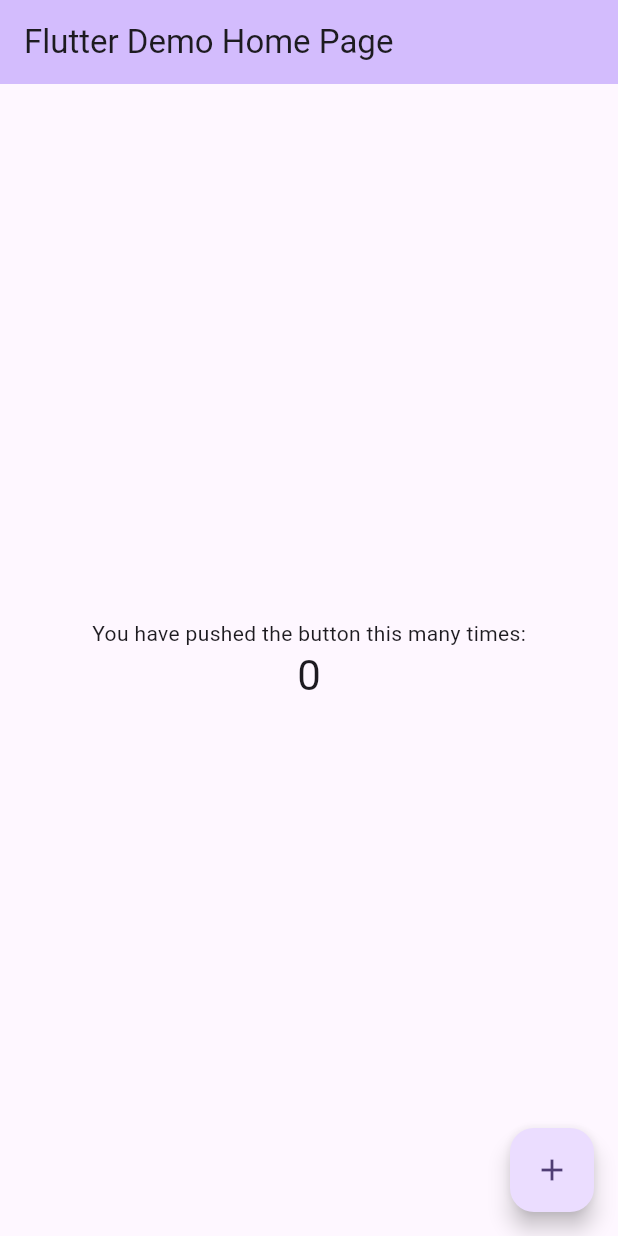
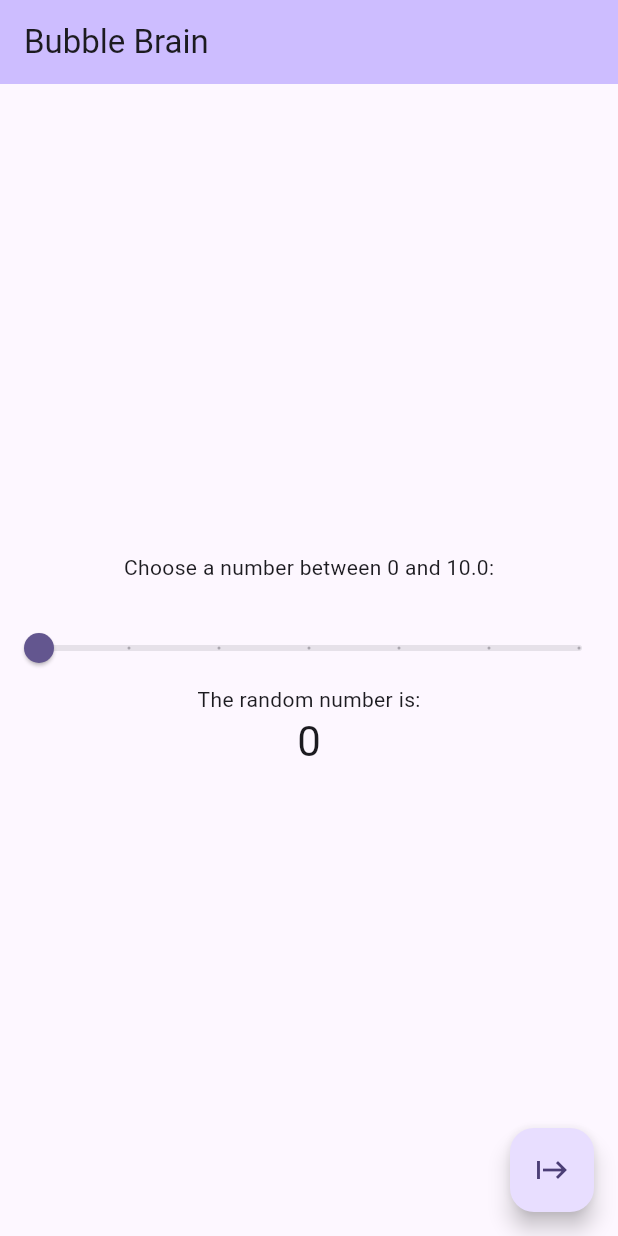
Before and after one commit to fsnyman/bubblebrain, a Flutter app: the screen it shows after launch, on a phone screen of 412 x 824 dp. Run offline on Flutter 3.47's test engine with Material 3 defaults, Android fonts, the phone set to English and light mode, and no system bars.

Commit message:
Add max number slider and logic

```diff
--- a/lib/main.dart
+++ b/lib/main.dart
@@ -1,3 +1,5 @@
+import 'dart:math';
+
 import 'package:flutter/material.dart';
 
 void main() {
@@ -11,27 +13,13 @@
   @override
   Widget build(BuildContext context) {
     return MaterialApp(
-      title: 'Flutter Demo',
+      debugShowCheckedModeBanner: false,
+      title: 'Bubble Brain',
       theme: ThemeData(
-        // This is the theme of your application.
-        //
-        // TRY THIS: Try running your application with "flutter run". You'll see
-        // the application has a purple toolbar. Then, without quitting the app,
-        // try changing the seedColor in the colorScheme below to Colors.green
-        // and then invoke "hot reload" (save your changes or press the "hot
-        // reload" button in a Flutter-supported IDE, or press "r" if you used
-        // the command line to start the app).
-        //
-        // Notice that the counter didn't reset back to zero; the application
-        // state is not lost during the reload. To reset the state, use hot
-        // restart instead.
-        //
-        // This works for code too, not just values: Most code changes can be
-        // tested with just a hot reload.
-        colorScheme: ColorScheme.fromSeed(seedColor: Colors.deepPurple),
+        colorScheme: ColorScheme.fromSeed(seedColor: Colors.deepPurpleAccent),
         useMaterial3: true,
       ),
-      home: const MyHomePage(title: 'Flutter Demo Home Page'),
+      home: const MyHomePage(title: 'Bubble Brain'),
     );
   }
 }
@@ -55,71 +43,65 @@
 }
 
 class _MyHomePageState extends State<MyHomePage> {
-  int _counter = 0;
+  int _theNumber = Random().nextInt(10);
+  double _maxNumber = 10;
+  double _sliderValue = 1;
 
-  void _incrementCounter() {
+  void _resetTheNumber() {
     setState(() {
-      // This call to setState tells the Flutter framework that something has
-      // changed in this State, which causes it to rerun the build method below
-      // so that the display can reflect the updated values. If we changed
-      // _counter without calling setState(), then the build method would not be
-      // called again, and so nothing would appear to happen.
-      _counter++;
+      _theNumber = Random().nextInt(_maxNumber.toInt());
     });
   }
 
   @override
   Widget build(BuildContext context) {
-    // This method is rerun every time setState is called, for instance as done
-    // by the _incrementCounter method above.
-    //
-    // The Flutter framework has been optimized to make rerunning build methods
-    // fast, so that you can just rebuild anything that needs updating rather
-    // than having to individually change instances of widgets.
     return Scaffold(
       appBar: AppBar(
-        // TRY THIS: Try changing the color here to a specific color (to
-        // Colors.amber, perhaps?) and trigger a hot reload to see the AppBar
-        // change color while the other colors stay the same.
         backgroundColor: Theme.of(context).colorScheme.inversePrimary,
-        // Here we take the value from the MyHomePage object that was created by
-        // the App.build method, and use it to set our appbar title.
         title: Text(widget.title),
       ),
       body: Center(
-        // Center is a layout widget. It takes a single child and positions it
-        // in the middle of the parent.
         child: Column(
-          // Column is also a layout widget. It takes a list of children and
-          // arranges them vertically. By default, it sizes itself to fit its
-          // children horizontally, and tries to be as tall as its parent.
-          //
-          // Column has various properties to control how it sizes itself and
-          // how it positions its children. Here we use mainAxisAlignment to
-          // center the children vertically; the main axis here is the vertical
-          // axis because Columns are vertical (the cross axis would be
-          // horizontal).
-          //
-          // TRY THIS: Invoke "debug painting" (choose the "Toggle Debug Paint"
-          // action in the IDE, or press "p" in the console), to see the
-          // wireframe for each widget.
           mainAxisAlignment: MainAxisAlignment.center,
           children: <Widget>[
+            Text(
+              'Choose a number between 0 and $_maxNumber:',
+            ),
+            const SizedBox(height: 20),
+            Slider(
+              value: _sliderValue,
+              min: 1,
+              max: 7,
+              divisions: 6,
+              label: _maxNumber.toString(),
+              onChanged: (value) {
+                setState(
+                  () {
+                    _sliderValue = value;
+                    _maxNumber = pow(10, _sliderValue).toDouble();
+                    _theNumber = Random().nextInt(_maxNumber.toInt());
+                  },
+                );
+              },
+            ),
             const Text(
-              'You have pushed the button this many times:',
+              'The random number is:',
             ),
             Text(
-              '$_counter',
+              '$_theNumber',
               style: Theme.of(context).textTheme.headlineMedium,
             ),
           ],
         ),
       ),
+
       floatingActionButton: FloatingActionButton(
-        onPressed: _incrementCounter,
+        onPressed: _resetTheNumber,
         tooltip: 'Increment',
-        child: const Icon(Icons.add),
-      ), // This trailing comma makes auto-formatting nicer for build methods.
+        child: const Icon(Icons.start_sharp),
+      ),
+
+      // This trailing comma makes auto-formatting nicer for build methods.
     );
   }
 }
```
